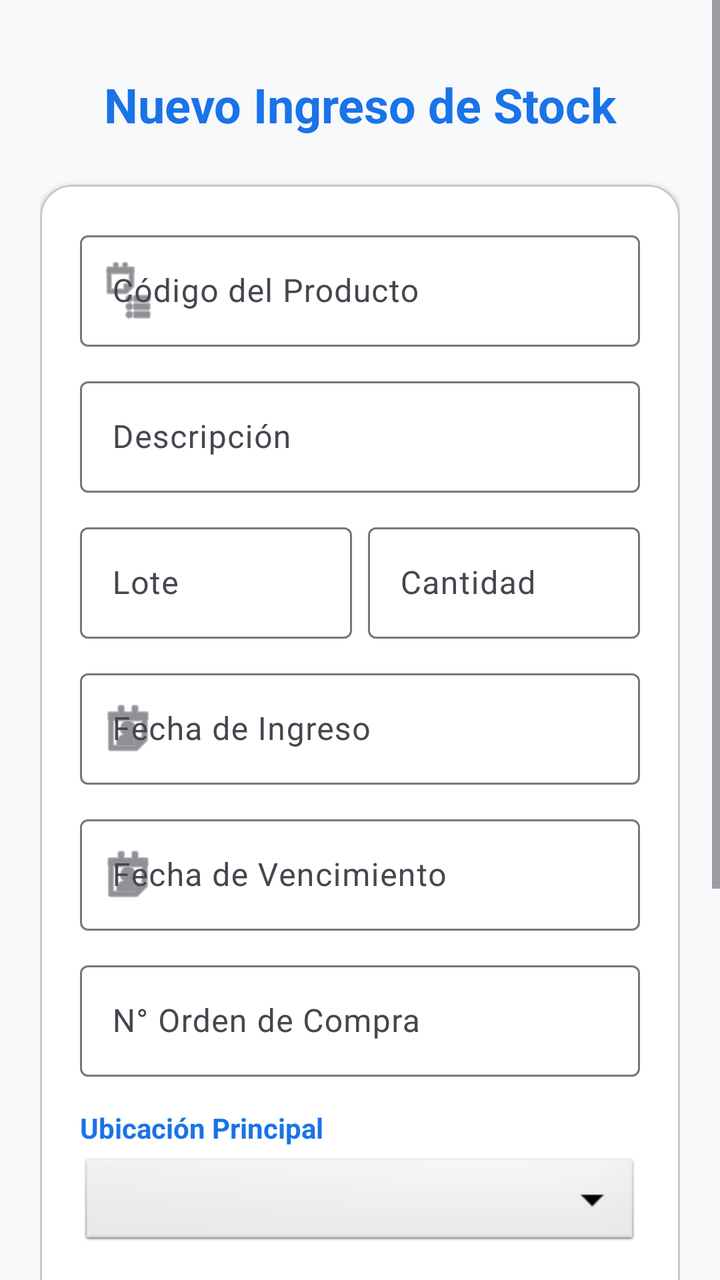
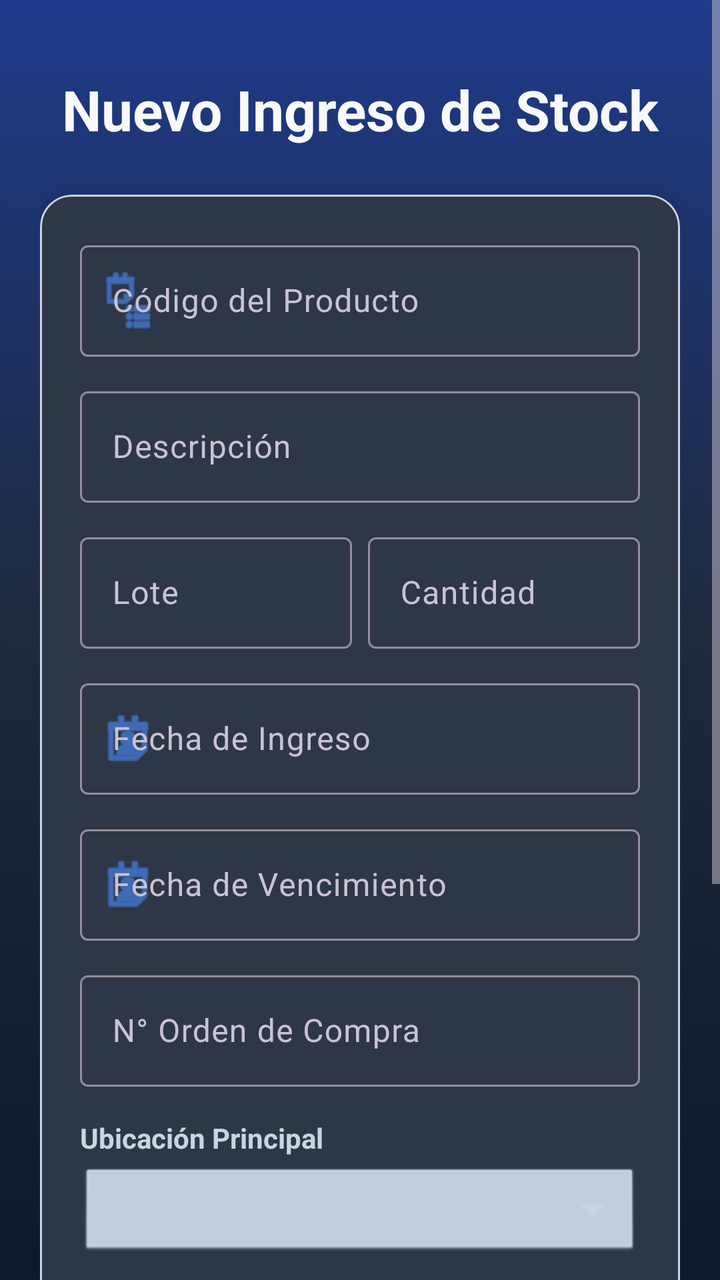

The first picture is an Android layout as it rendered before a commit; the second is the same layout after the commit. The layout source and the unified diff follow.
<!-- AndroidManifest.xml: application theme Theme.InventarioApp -->
<!-- res/layout/activity_ingreso_stock.xml -->
<?xml version="1.0" encoding="utf-8"?>
<ScrollView xmlns:android="http://schemas.android.com/apk/res/android"
    xmlns:app="http://schemas.android.com/apk/res-auto"
    xmlns:tools="http://schemas.android.com/tools"
    android:layout_width="match_parent"
    android:layout_height="match_parent"
    android:fillViewport="true"
    android:background="@color/background_light">

    <androidx.constraintlayout.widget.ConstraintLayout
        android:layout_width="match_parent"
        android:layout_height="wrap_content"
        android:padding="20dp">

        <TextView
            android:id="@+id/tvTitulo"
            android:layout_width="0dp"
            android:layout_height="wrap_content"
            android:layout_marginTop="16dp"
            android:gravity="center"
            android:text="Nuevo Ingreso de Stock"
            android:textColor="@color/primary"
            android:textSize="24sp"
            android:textStyle="bold"
            app:layout_constraintEnd_toEndOf="parent"
            app:layout_constraintStart_toStartOf="parent"
            app:layout_constraintTop_toTopOf="parent" />

        <com.google.android.material.card.MaterialCardView
            android:id="@+id/cardForm"
            android:layout_width="0dp"
            android:layout_height="wrap_content"
            android:layout_marginTop="24dp"
            app:cardCornerRadius="16dp"
            app:cardElevation="2dp"
            app:cardBackgroundColor="@color/surface"
            app:layout_constraintEnd_toEndOf="parent"
            app:layout_constraintStart_toStartOf="parent"
            app:layout_constraintTop_toBottomOf="@id/tvTitulo">

            <LinearLayout
                android:layout_width="match_parent"
                android:layout_height="wrap_content"
                android:orientation="vertical"
                android:padding="20dp">

                <com.google.android.material.textfield.TextInputLayout
                    android:id="@+id/tilCodigo"
                    style="@style/Widget.Material3.TextInputLayout.OutlinedBox"
                    android:layout_width="match_parent"
                    android:layout_height="wrap_content"
                    android:hint="Código del Producto"
                    app:startIconDrawable="@android:drawable/ic_menu_agenda">

                    <com.google.android.material.textfield.TextInputEditText
                        android:id="@+id/etCodigo3"
                        android:layout_width="match_parent"
                        android:layout_height="wrap_content"
                        android:inputType="text" />
                </com.google.android.material.textfield.TextInputLayout>

                <com.google.android.material.textfield.TextInputLayout
                    android:id="@+id/tilDescripcion"
                    style="@style/Widget.Material3.TextInputLayout.OutlinedBox"
                    android:layout_width="match_parent"
                    android:layout_height="wrap_content"
                    android:layout_marginTop="12dp"
                    android:hint="Descripción">

                    <com.google.android.material.textfield.TextInputEditText
                        android:id="@+id/etDescripcion3"
                        android:layout_width="match_parent"
                        android:layout_height="wrap_content"
                        android:inputType="text" />
                </com.google.android.material.textfield.TextInputLayout>

                <LinearLayout
                    android:layout_width="match_parent"
                    android:layout_height="wrap_content"
                    android:layout_marginTop="12dp"
                    android:orientation="horizontal">

                    <com.google.android.material.textfield.TextInputLayout
                        android:id="@+id/tilLote"
                        style="@style/Widget.Material3.TextInputLayout.OutlinedBox"
                        android:layout_width="0dp"
                        android:layout_height="wrap_content"
                        android:layout_weight="1"
                        android:layout_marginEnd="8dp"
                        android:hint="Lote">

                        <com.google.android.material.textfield.TextInputEditText
                            android:id="@+id/etLote3"
                            android:layout_width="match_parent"
                            android:layout_height="wrap_content"
                            android:inputType="text" />
                    </com.google.android.material.textfield.TextInputLayout>

                    <com.google.android.material.textfield.TextInputLayout
                        android:id="@+id/tilCantidad"
                        style="@style/Widget.Material3.TextInputLayout.OutlinedBox"
                        android:layout_width="0dp"
                        android:layout_height="wrap_content"
                        android:layout_weight="1"
                        android:hint="Cantidad">

                        <com.google.android.material.textfield.TextInputEditText
                            android:id="@+id/etCantidad3"
                            android:layout_width="match_parent"
                            android:layout_height="wrap_content"
                            android:inputType="number" />
                    </com.google.android.material.textfield.TextInputLayout>
                </LinearLayout>

                <com.google.android.material.textfield.TextInputLayout
                    android:id="@+id/tilFechaIngreso"
                    style="@style/Widget.Material3.TextInputLayout.OutlinedBox"
                    android:layout_width="match_parent"
                    android:layout_height="wrap_content"
                    android:layout_marginTop="12dp"
                    android:hint="Fecha de Ingreso"
                    app:startIconDrawable="@android:drawable/ic_menu_my_calendar">

                    <com.google.android.material.textfield.TextInputEditText
                        android:id="@+id/etFechaIngreso"
                        android:layout_width="match_parent"
                        android:layout_height="wrap_content"
                        android:focusable="false"
                        android:clickable="true"
                        android:inputType="date" />
                </com.google.android.material.textfield.TextInputLayout>

                <com.google.android.material.textfield.TextInputLayout
                    android:id="@+id/tilFechaVencimiento"
                    style="@style/Widget.Material3.TextInputLayout.OutlinedBox"
                    android:layout_width="match_parent"
                    android:layout_height="wrap_content"
                    android:layout_marginTop="12dp"
                    android:hint="Fecha de Vencimiento"
                    app:startIconDrawable="@android:drawable/ic_menu_my_calendar">

                    <com.google.android.material.textfield.TextInputEditText
                        android:id="@+id/etFechaVencimiento"
                        android:layout_width="match_parent"
                        android:layout_height="wrap_content"
                        android:focusable="false"
                        android:clickable="true"
                        android:inputType="date" />
                </com.google.android.material.textfield.TextInputLayout>

                <com.google.android.material.textfield.TextInputLayout
                    android:id="@+id/tilOrdenCompra"
                    style="@style/Widget.Material3.TextInputLayout.OutlinedBox"
                    android:layout_width="match_parent"
                    android:layout_height="wrap_content"
                    android:layout_marginTop="12dp"
                    android:hint="N° Orden de Compra">

                    <com.google.android.material.textfield.TextInputEditText
                        android:id="@+id/etOrdenCompra"
                        android:layout_width="match_parent"
                        android:layout_height="wrap_content"
                        android:inputType="number" />
                </com.google.android.material.textfield.TextInputLayout>

                <TextView
                    android:id="@+id/tvUbicacionLabel"
                    android:layout_width="wrap_content"
                    android:layout_height="wrap_content"
                    android:layout_marginTop="16dp"
                    android:text="Ubicación Principal"
                    android:textStyle="bold"
                    android:textColor="@color/primary" />

                <Spinner
                    android:id="@+id/spinnerUbicacion"
                    android:layout_width="match_parent"
                    android:layout_height="48dp"
                    android:layout_marginTop="4dp"
                    android:background="@android:drawable/btn_dropdown" />

                <TextView
                    android:id="@+id/tvUbicacionDetalladaLabel"
                    android:layout_width="wrap_content"
                    android:layout_height="wrap_content"
                    android:layout_marginTop="12dp"
                    android:text="Ubicación Detallada"
                    android:textStyle="bold"
                    android:textColor="@color/primary" />

                <Spinner
                    android:id="@+id/spinnerUbicacionDetallada"
                    android:layout_width="match_parent"
                    android:layout_height="48dp"
                    android:layout_marginTop="4dp"
                    android:background="@android:drawable/btn_dropdown" />

            </LinearLayout>
        </com.google.android.material.card.MaterialCardView>

        <com.google.android.material.button.MaterialButton
            android:id="@+id/buttonIngresar"
            android:layout_width="0dp"
            android:layout_height="wrap_content"
            android:layout_marginTop="24dp"
            android:padding="16dp"
            android:text="INGRESAR PRODUCTO"
            android:textSize="16sp"
            app:cornerRadius="12dp"
            app:layout_constraintEnd_toEndOf="parent"
            app:layout_constraintStart_toStartOf="parent"
            app:layout_constraintTop_toBottomOf="@id/cardForm" />

        <com.google.android.material.button.MaterialButton
            android:id="@+id/buttonSalir1"
            style="@style/Widget.Material3.Button.TextButton"
            android:layout_width="0dp"
            android:layout_height="wrap_content"
            android:layout_marginTop="8dp"
            android:text="Cancelar y Volver"
            android:textColor="@color/text_hint"
            app:layout_constraintEnd_toEndOf="parent"
            app:layout_constraintStart_toStartOf="parent"
            app:layout_constraintTop_toBottomOf="@id/buttonIngresar" />

        <View
            android:layout_width="match_parent"
            android:layout_height="32dp"
            app:layout_constraintTop_toBottomOf="@id/buttonSalir1" />

    </androidx.constraintlayout.widget.ConstraintLayout>
</ScrollView>
<!-- resources referenced by this layout -->
<resources>
  <color name="background_light">#F8F9FA</color>
  <color name="primary">#1A73E8</color>
  <color name="surface">#FFFFFF</color>
  <color name="text_hint">#5F6368</color>
  <style name="Theme.InventarioApp" parent="Theme.Material3.DayNight.NoActionBar">
          
          <item name="colorPrimary">@color/primary</item>
          <item name="colorOnPrimary">@color/white</item>
          <item name="colorPrimaryContainer">@color/light_blue</item>
          <item name="colorSecondary">@color/secondary</item>
          <item name="android:statusBarColor">@color/primary_variant</item>
  
          
          <item name="textInputStyle">@style/Widget.Material3.TextInputLayout.OutlinedBox</item>
      </style>
  <color name="white">#FFFFFFFF</color>
  <color name="light_blue">#FF03A9F4</color>
  <color name="secondary">#34A853</color>
  <color name="primary_variant">#1557B0</color>
</resources>

<!-- the commit's change to res/layout/activity_ingreso_stock.xml (unified diff, before → after) -->
@@ -5,7 +5,7 @@
     android:layout_width="match_parent"
     android:layout_height="match_parent"
     android:fillViewport="true"
-    android:background="@color/background_light">
+    android:background="@drawable/fondo_degradado">
 
     <androidx.constraintlayout.widget.ConstraintLayout
         android:layout_width="match_parent"
@@ -18,9 +18,9 @@
             android:layout_height="wrap_content"
             android:layout_marginTop="16dp"
             android:gravity="center"
-            android:text="Nuevo Ingreso de Stock"
-            android:textColor="@color/primary"
-            android:textSize="24sp"
+            android:text="@string/title_nuevo_ingreso"
+            android:textColor="@color/background_light"
+            android:textSize="28sp"
             android:textStyle="bold"
             app:layout_constraintEnd_toEndOf="parent"
             app:layout_constraintStart_toStartOf="parent"
@@ -32,8 +32,10 @@
             android:layout_height="wrap_content"
             android:layout_marginTop="24dp"
             app:cardCornerRadius="16dp"
-            app:cardElevation="2dp"
-            app:cardBackgroundColor="@color/surface"
+            app:cardElevation="4dp"
+            app:cardBackgroundColor="@color/card_background"
+            app:strokeWidth="1dp"
+            app:strokeColor="@color/text_secondary"
             app:layout_constraintEnd_toEndOf="parent"
             app:layout_constraintStart_toStartOf="parent"
             app:layout_constraintTop_toBottomOf="@id/tvTitulo">
@@ -49,13 +51,16 @@
                     style="@style/Widget.Material3.TextInputLayout.OutlinedBox"
                     android:layout_width="match_parent"
                     android:layout_height="wrap_content"
-                    android:hint="Código del Producto"
-                    app:startIconDrawable="@android:drawable/ic_menu_agenda">
+                    android:hint="@string/hint_codigo_prod"
+                    app:startIconDrawable="@android:drawable/ic_menu_agenda"
+                    app:hintTextColor="@color/primary"
+                    app:startIconTint="@color/primary">
 
                     <com.google.android.material.textfield.TextInputEditText
                         android:id="@+id/etCodigo3"
                         android:layout_width="match_parent"
                         android:layout_height="wrap_content"
+                        android:textColor="@color/text_primary"
                         android:inputType="text" />
                 </com.google.android.material.textfield.TextInputLayout>
 
@@ -65,12 +70,14 @@
                     android:layout_width="match_parent"
                     android:layout_height="wrap_content"
                     android:layout_marginTop="12dp"
-                    android:hint="Descripción">
+                    android:hint="@string/hint_descripcion"
+                    app:hintTextColor="@color/primary">
 
                     <com.google.android.material.textfield.TextInputEditText
                         android:id="@+id/etDescripcion3"
                         android:layout_width="match_parent"
                         android:layout_height="wrap_content"
+                        android:textColor="@color/text_primary"
                         android:inputType="text" />
                 </com.google.android.material.textfield.TextInputLayout>
 
@@ -87,12 +94,14 @@
                         android:layout_height="wrap_content"
                         android:layout_weight="1"
                         android:layout_marginEnd="8dp"
-                        android:hint="Lote">
+                        android:hint="@string/label_lote"
+                        app:hintTextColor="@color/primary">
 
                         <com.google.android.material.textfield.TextInputEditText
                             android:id="@+id/etLote3"
                             android:layout_width="match_parent"
                             android:layout_height="wrap_content"
+                            android:textColor="@color/text_primary"
                             android:inputType="text" />
                     </com.google.android.material.textfield.TextInputLayout>
 
@@ -102,12 +111,14 @@
                         android:layout_width="0dp"
                         android:layout_height="wrap_content"
                         android:layout_weight="1"
-                        android:hint="Cantidad">
+                        android:hint="@string/label_cantidad"
+                        app:hintTextColor="@color/primary">
 
                         <com.google.android.material.textfield.TextInputEditText
                             android:id="@+id/etCantidad3"
                             android:layout_width="match_parent"
                             android:layout_height="wrap_content"
+                            android:textColor="@color/text_primary"
                             android:inputType="number" />
                     </com.google.android.material.textfield.TextInputLayout>
                 </LinearLayout>
@@ -118,13 +129,16 @@
                     android:layout_width="match_parent"
                     android:layout_height="wrap_content"
                     android:layout_marginTop="12dp"
-                    android:hint="Fecha de Ingreso"
-                    app:startIconDrawable="@android:drawable/ic_menu_my_calendar">
+                    android:hint="@string/hint_fecha_ingreso"
+                    app:startIconDrawable="@android:drawable/ic_menu_my_calendar"
+                    app:hintTextColor="@color/primary"
+                    app:startIconTint="@color/primary">
 
                     <com.google.android.material.textfield.TextInputEditText
                         android:id="@+id/etFechaIngreso"
                         android:layout_width="match_parent"
                         android:layout_height="wrap_content"
+                        android:textColor="@color/text_primary"
                         android:focusable="false"
                         android:clickable="true"
                         android:inputType="date" />
@@ -136,13 +150,16 @@
                     android:layout_width="match_parent"
                     android:layout_height="wrap_content"
                     android:layout_marginTop="12dp"
-                    android:hint="Fecha de Vencimiento"
-                    app:startIconDrawable="@android:drawable/ic_menu_my_calendar">
+                    android:hint="@string/hint_fecha_vencimiento"
+                    app:startIconDrawable="@android:drawable/ic_menu_my_calendar"
+                    app:hintTextColor="@color/primary"
+                    app:startIconTint="@color/primary">
 
                     <com.google.android.material.textfield.TextInputEditText
                         android:id="@+id/etFechaVencimiento"
                         android:layout_width="match_parent"
                         android:layout_height="wrap_content"
+                        android:textColor="@color/text_primary"
                         android:focusable="false"
                         android:clickable="true"
                         android:inputType="date" />
@@ -154,12 +171,14 @@
                     android:layout_width="match_parent"
                     android:layout_height="wrap_content"
                     android:layout_marginTop="12dp"
-                    android:hint="N° Orden de Compra">
+                    android:hint="@string/hint_orden_compra"
+                    app:hintTextColor="@color/primary">
 
                     <com.google.android.material.textfield.TextInputEditText
                         android:id="@+id/etOrdenCompra"
                         android:layout_width="match_parent"
                         android:layout_height="wrap_content"
+                        android:textColor="@color/text_primary"
                         android:inputType="number" />
                 </com.google.android.material.textfield.TextInputLayout>
 
@@ -168,15 +187,16 @@
                     android:layout_width="wrap_content"
                     android:layout_height="wrap_content"
                     android:layout_marginTop="16dp"
-                    android:text="Ubicación Principal"
+                    android:text="@string/label_ubicacion_principal"
                     android:textStyle="bold"
-                    android:textColor="@color/primary" />
+                    android:textColor="@color/text_secondary" />
 
                 <Spinner
                     android:id="@+id/spinnerUbicacion"
                     android:layout_width="match_parent"
                     android:layout_height="48dp"
                     android:layout_marginTop="4dp"
+                    android:backgroundTint="@color/text_secondary"
                     android:background="@android:drawable/btn_dropdown" />
 
                 <TextView
@@ -184,15 +204,16 @@
                     android:layout_width="wrap_content"
                     android:layout_height="wrap_content"
                     android:layout_marginTop="12dp"
-                    android:text="Ubicación Detallada"
+                    android:text="@string/label_ubicacion_detallada"
                     android:textStyle="bold"
-                    android:textColor="@color/primary" />
+                    android:textColor="@color/text_secondary" />
 
                 <Spinner
                     android:id="@+id/spinnerUbicacionDetallada"
                     android:layout_width="match_parent"
                     android:layout_height="48dp"
                     android:layout_marginTop="4dp"
+                    android:backgroundTint="@color/text_secondary"
                     android:background="@android:drawable/btn_dropdown" />
 
             </LinearLayout>
@@ -204,7 +225,7 @@
             android:layout_height="wrap_content"
             android:layout_marginTop="24dp"
             android:padding="16dp"
-            android:text="INGRESAR PRODUCTO"
+            android:text="@string/btn_ingresar_producto"
             android:textSize="16sp"
             app:cornerRadius="12dp"
             app:layout_constraintEnd_toEndOf="parent"
@@ -217,7 +238,7 @@
             android:layout_width="0dp"
             android:layout_height="wrap_content"
             android:layout_marginTop="8dp"
-            android:text="Cancelar y Volver"
+            android:text="@string/btn_cancelar_volver"
             android:textColor="@color/text_hint"
             app:layout_constraintEnd_toEndOf="parent"
             app:layout_constraintStart_toStartOf="parent"
<!-- resource entries referenced after the edit -->
@@ -1,23 +1,51 @@
 <!-- resources referenced by this layout -->
 <resources>
   <color name="background_light">#F8F9FA</color>
-  <color name="primary">#1A73E8</color>
-  <color name="surface">#FFFFFF</color>
-  <color name="text_hint">#5F6368</color>
-  <style name="Theme.InventarioApp" parent="Theme.Material3.DayNight.NoActionBar">
+  <color name="card_background">#2D3748</color>
+  <color name="primary">#4D8DFF</color>
+  <color name="text_hint">#94A3B8</color>
+  <color name="text_primary">#FFFFFF</color>
+  <color name="text_secondary">#CBD5E1</color>
+  <!-- drawable fondo_degradado (drawable) -->
+  <?xml version="1.0" encoding="utf-8"?>
+  <selector xmlns:android="http://schemas.android.com/apk/res/android">
+      <item>
+          <shape android:shape="rectangle">
+              <gradient
+                  android:angle="270"
+                  android:startColor="#1E3A8A"
+                  android:centerColor="#1E293B"
+                  android:endColor="#0F172A" />
+          </shape>
+      </item>
+  </selector>
+  <string name="btn_cancelar_volver">Cancelar y Volver</string>
+  <string name="btn_ingresar_producto">INGRESAR PRODUCTO</string>
+  <string name="hint_codigo_prod">Código del Producto</string>
+  <string name="hint_descripcion">Descripción</string>
+  <string name="hint_fecha_ingreso">Fecha de Ingreso</string>
+  <string name="hint_fecha_vencimiento">Fecha de Vencimiento</string>
+  <string name="hint_orden_compra">N° Orden de Compra</string>
+  <string name="label_cantidad">Cantidad</string>
+  <string name="label_lote">Lote</string>
+  <string name="label_ubicacion_detallada">Ubicación Detallada</string>
+  <string name="label_ubicacion_principal">Ubicación Principal</string>
+  <string name="title_nuevo_ingreso">Nuevo Ingreso de Stock</string>
+  <style name="Theme.InventarioApp" parent="Theme.Material3.Dark.NoActionBar">
           
           <item name="colorPrimary">@color/primary</item>
           <item name="colorOnPrimary">@color/white</item>
-          <item name="colorPrimaryContainer">@color/light_blue</item>
+          <item name="colorPrimaryContainer">@color/primary_variant</item>
+          <item name="colorOnPrimaryContainer">@color/white</item>
           <item name="colorSecondary">@color/secondary</item>
-          <item name="android:statusBarColor">@color/primary_variant</item>
+          <item name="android:statusBarColor">#0F172A</item>
+          <item name="android:windowBackground">@drawable/fondo_degradado</item>
   
           
           <item name="textInputStyle">@style/Widget.Material3.TextInputLayout.OutlinedBox</item>
       </style>
   <color name="white">#FFFFFFFF</color>
-  <color name="light_blue">#FF03A9F4</color>
   <color name="secondary">#34A853</color>
-  <color name="primary_variant">#1557B0</color>
+  <color name="primary_variant">#1A73E8</color>
 </resources>
 
